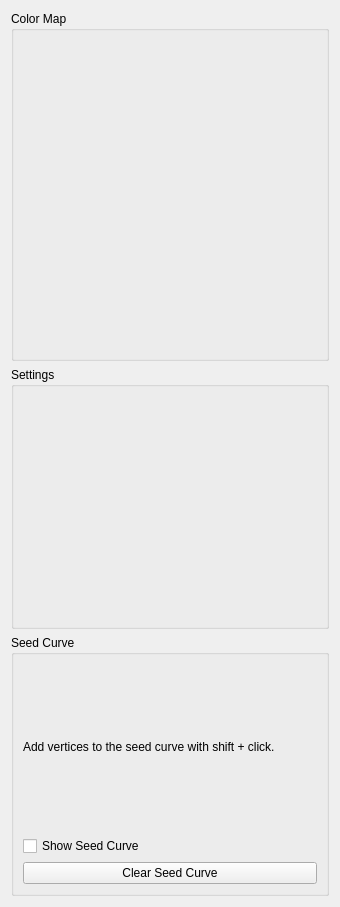
bvanloon/Scientific-Visualization, file smoke/view/streamsurfacestab.ui: the form before one commit.
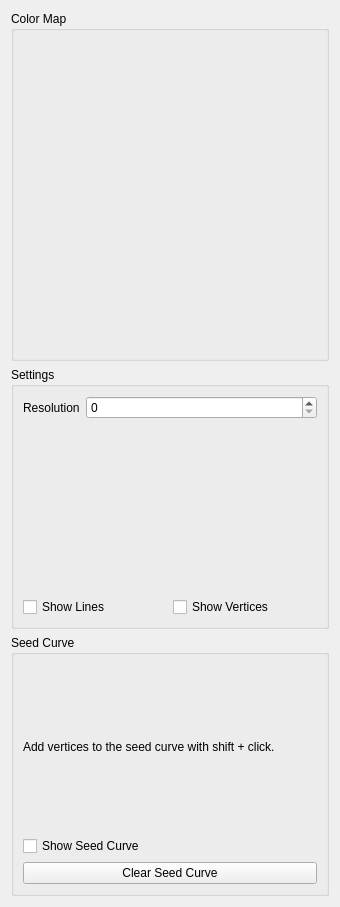
The form after the commit. Custom widgets are drawn as their Qt base class.

```diff
--- a/smoke/view/streamsurfacestab.ui
+++ b/smoke/view/streamsurfacestab.ui
@@ -43,7 +43,56 @@
      <property name="title">
       <string>Settings</string>
      </property>
-     <layout class="QVBoxLayout" name="verticalLayout_4"/>
+     <layout class="QVBoxLayout" name="verticalLayout_4">
+      <item>
+       <layout class="QFormLayout" name="formLayout">
+        <property name="fieldGrowthPolicy">
+         <enum>QFormLayout::ExpandingFieldsGrow</enum>
+        </property>
+        <property name="labelAlignment">
+         <set>Qt::AlignLeading|Qt::AlignLeft|Qt::AlignVCenter</set>
+        </property>
+        <property name="formAlignment">
+         <set>Qt::AlignLeading|Qt::AlignLeft|Qt::AlignTop</set>
+        </property>
+        <item row="0" column="0">
+         <widget class="QLabel" name="resolutionLabel">
+          <property name="text">
+           <string>Resolution</string>
+          </property>
+         </widget>
+        </item>
+        <item row="0" column="1">
+         <widget class="QSpinBox" name="resolutionSpinBox">
+          <property name="sizePolicy">
+           <sizepolicy hsizetype="Expanding" vsizetype="Fixed">
+            <horstretch>0</horstretch>
+            <verstretch>0</verstretch>
+           </sizepolicy>
+          </property>
+         </widget>
+        </item>
+       </layout>
+      </item>
+      <item>
+       <layout class="QHBoxLayout" name="horizontalLayout">
+        <item>
+         <widget class="QCheckBox" name="showLinesCheckBox">
+          <property name="text">
+           <string>Show Lines</string>
+          </property>
+         </widget>
+        </item>
+        <item>
+         <widget class="QCheckBox" name="showVerticesCheckBox">
+          <property name="text">
+           <string>Show Vertices</string>
+          </property>
+         </widget>
+        </item>
+       </layout>
+      </item>
+     </layout>
     </widget>
    </item>
    <item>
```
